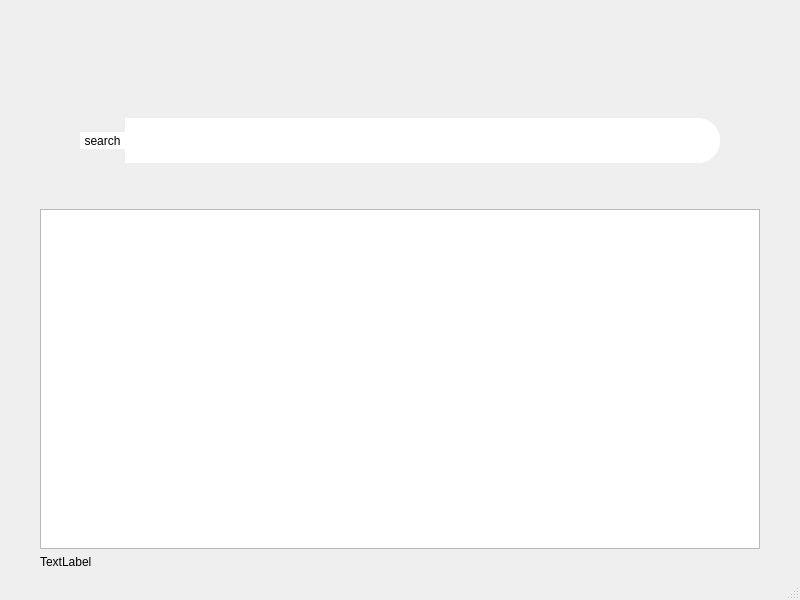
Qt form GUI/searchwindow.ui (aznszn/searchoverflow) before a commit.
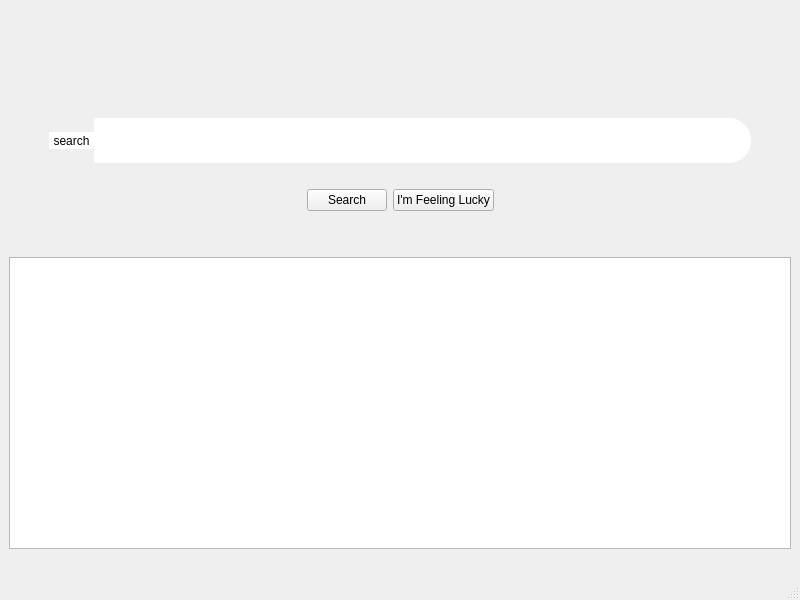
The same form after that commit.

Commit message: gui time label added

The edit to the form file:
```diff
--- a/GUI/searchwindow.ui
+++ b/GUI/searchwindow.ui
@@ -15,12 +15,6 @@
   </property>
   <widget class="QWidget" name="centralwidget">
    <layout class="QGridLayout" name="gridLayout">
-    <property name="leftMargin">
-     <number>40</number>
-    </property>
-    <property name="rightMargin">
-     <number>40</number>
-    </property>
     <item row="0" column="0">
      <layout class="QVBoxLayout" name="verticalLayout">
       <item>
@@ -135,6 +129,63 @@
         </item>
        </layout>
       </item>
+      <item>
+       <spacer name="verticalSpacer_3">
+        <property name="orientation">
+         <enum>Qt::Vertical</enum>
+        </property>
+        <property name="sizeHint" stdset="0">
+         <size>
+          <width>20</width>
+          <height>20</height>
+         </size>
+        </property>
+       </spacer>
+      </item>
+      <item>
+       <layout class="QHBoxLayout" name="horizontalLayout_3">
+        <item>
+         <spacer name="horizontalSpacer_3">
+          <property name="orientation">
+           <enum>Qt::Horizontal</enum>
+          </property>
+          <property name="sizeHint" stdset="0">
+           <size>
+            <width>40</width>
+            <height>20</height>
+           </size>
+          </property>
+         </spacer>
+        </item>
+        <item>
+         <widget class="QPushButton" name="pushButton">
+          <property name="text">
+           <string>Search</string>
+          </property>
+         </widget>
+        </item>
+        <item>
+         <widget class="QPushButton" name="pushButton_2">
+          <property name="text">
+           <string>I'm Feeling Lucky</string>
+          </property>
+         </widget>
+        </item>
+        <item>
+         <spacer name="horizontalSpacer_4">
+          <property name="orientation">
+           <enum>Qt::Horizontal</enum>
+          </property>
+          <property name="sizeHint" stdset="0">
+           <size>
+            <width>40</width>
+            <height>20</height>
+           </size>
+          </property>
+         </spacer>
+        </item>
+       </layout>
+      </item>
       <item>
        <spacer name="verticalSpacer_2">
         <property name="orientation">
@@ -187,7 +238,7 @@
     <item row="1" column="0">
      <widget class="QLabel" name="infoLabel">
       <property name="text">
-       <string>TextLabel</string>
+       <string/>
       </property>
      </widget>
     </item>
```
Left out of the diff: 1 changed line with no effect on the pictures. The commit also changes 3 other files.
